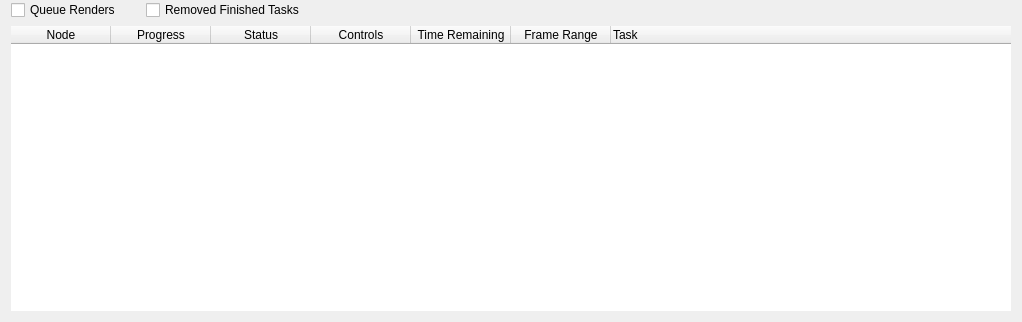
Old version of the form UI/RenderPanel.ui in the repository rameshbabuvfx/NukeMultiThreadRender.
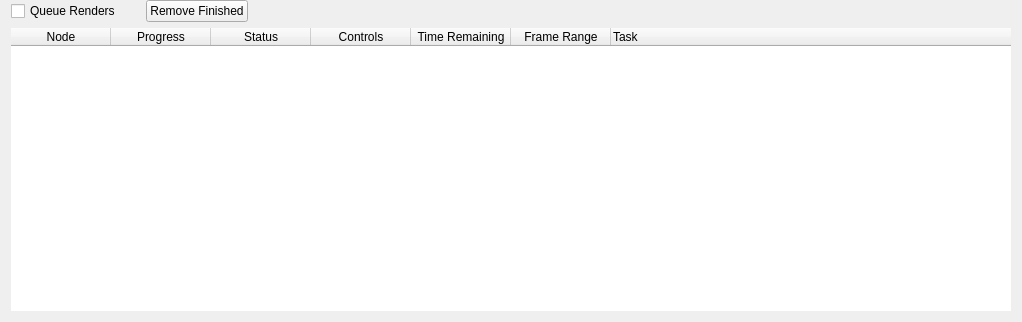
New version of the form.

```diff
--- a/UI/RenderPanel.ui
+++ b/UI/RenderPanel.ui
@@ -38,9 +38,9 @@
         </widget>
        </item>
        <item>
-        <widget class="QCheckBox" name="removed_finished_checkBox">
+        <widget class="QPushButton" name="remove_tasks_pushButton">
          <property name="text">
-          <string>Removed Finished Tasks</string>
+          <string>Remove Finished</string>
          </property>
         </widget>
        </item>
@@ -113,16 +113,6 @@
        <attribute name="verticalHeaderStretchLastSection">
         <bool>false</bool>
        </attribute>
-       <row>
-        <property name="text">
-         <string>New Row</string>
-        </property>
-       </row>
-       <row>
-        <property name="text">
-         <string>New Row</string>
-        </property>
-       </row>
        <column>
         <property name="text">
          <string>Node</string>
```
